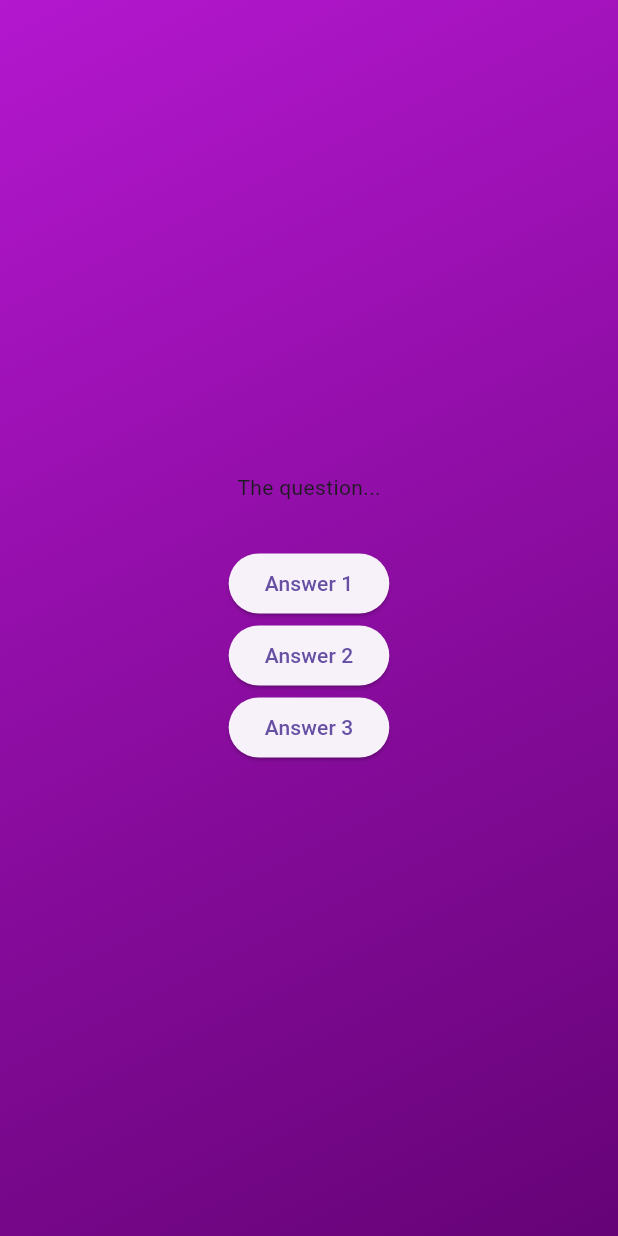
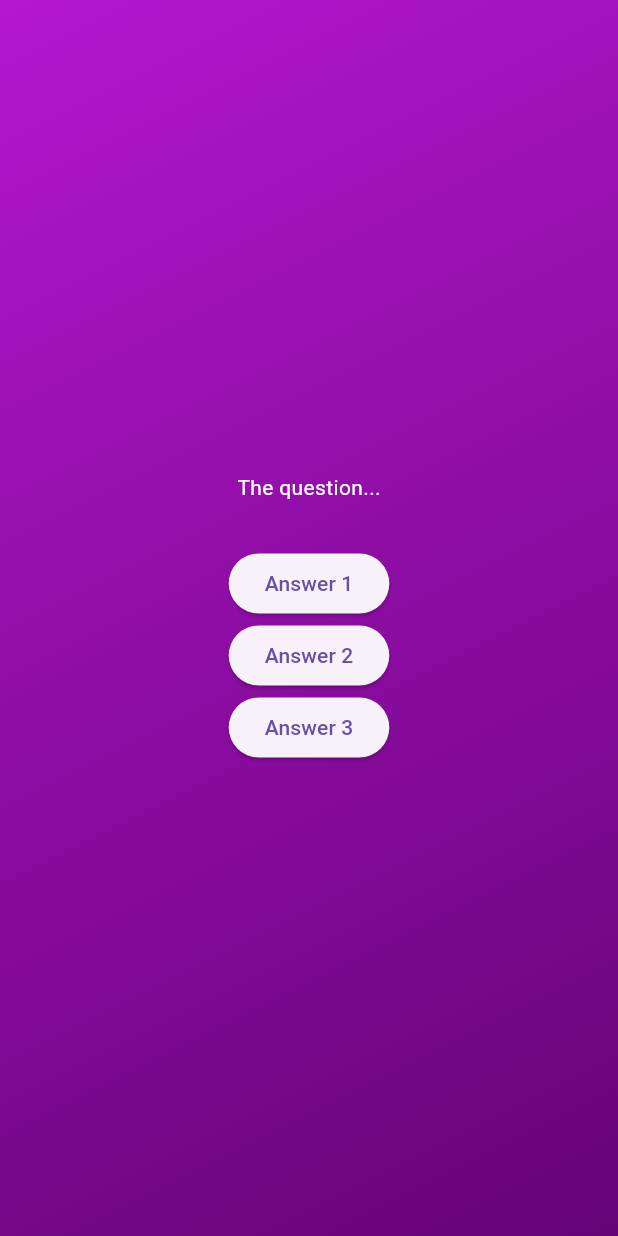
Before and after one commit to adogbeji/FlutterQuizApp, a Flutter app: the screen it shows after launch, after a tap on "Start Quiz", on a phone screen of 412 x 824 dp. Run offline on Flutter 3.47's test engine with Material 3 defaults, Android fonts, the phone set to English and light mode, and no system bars.

Commit message:
Begin styling question text in questions screen

```diff
--- a/lib/questions_screen.dart
+++ b/lib/questions_screen.dart
@@ -17,7 +17,9 @@ class _QuestionsScreenState extends State<QuestionsScreen> {
       child: Column(
         mainAxisAlignment: MainAxisAlignment.center,
         children: [
-          const Text('The question...'),
+          const Text('The question...', style: TextStyle(
+            color: Colors.white,
+          ),),
           const SizedBox(
             height: 30,
           ),
```
